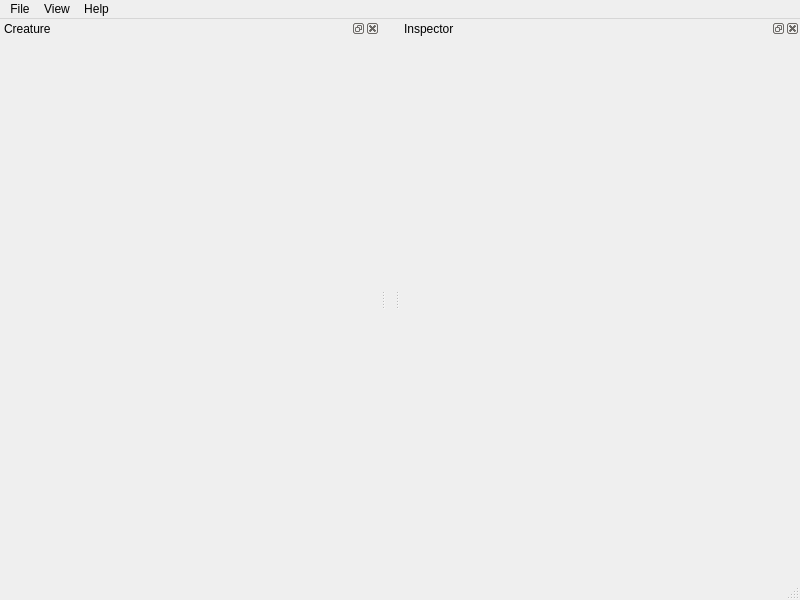
Above: src/genelab/apps/genelab/creatureviewer/ui/creatureviewerwindow.ui from GeneCraft/GeneCraft-Project before the change. Below: the same form after it.
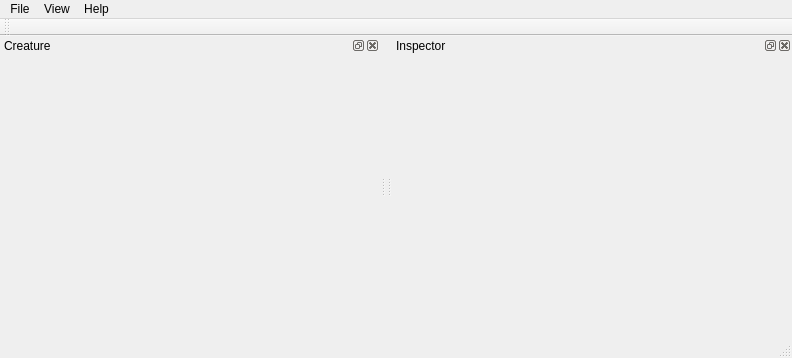
That is the form after the change. Icons and pictures are not drawn.

```diff
--- a/src/genelab/apps/genelab/creatureviewer/ui/creatureviewerwindow.ui
+++ b/src/genelab/apps/genelab/creatureviewer/ui/creatureviewerwindow.ui
@@ -2,14 +2,6 @@
 <ui version="4.0">
  <class>CreatureViewer</class>
  <widget class="QMainWindow" name="CreatureViewer">
-  <property name="geometry">
-   <rect>
-    <x>0</x>
-    <y>0</y>
-    <width>800</width>
-    <height>600</height>
-   </rect>
-  </property>
   <property name="windowTitle">
    <string>Creature Viewer</string>
   </property>
@@ -23,7 +15,7 @@
     <rect>
      <x>0</x>
      <y>0</y>
-     <width>800</width>
+     <width>798</width>
      <height>21</height>
     </rect>
    </property>
@@ -121,6 +113,17 @@
    </attribute>
    <widget class="QWidget" name="dockWidgetContents"/>
   </widget>
+  <widget class="QToolBar" name="toolBar">
+   <property name="windowTitle">
+    <string>toolBar</string>
+   </property>
+   <attribute name="toolBarArea">
+    <enum>TopToolBarArea</enum>
+   </attribute>
+   <attribute name="toolBarBreak">
+    <bool>true</bool>
+   </attribute>
+  </widget>
   <action name="actionSave_selected_creature">
    <property name="icon">
     <iconset resource="../../../../core/ressources/ressources.qrc">
```
Left out of the diff: 12 changed lines with no effect on the pictures.
